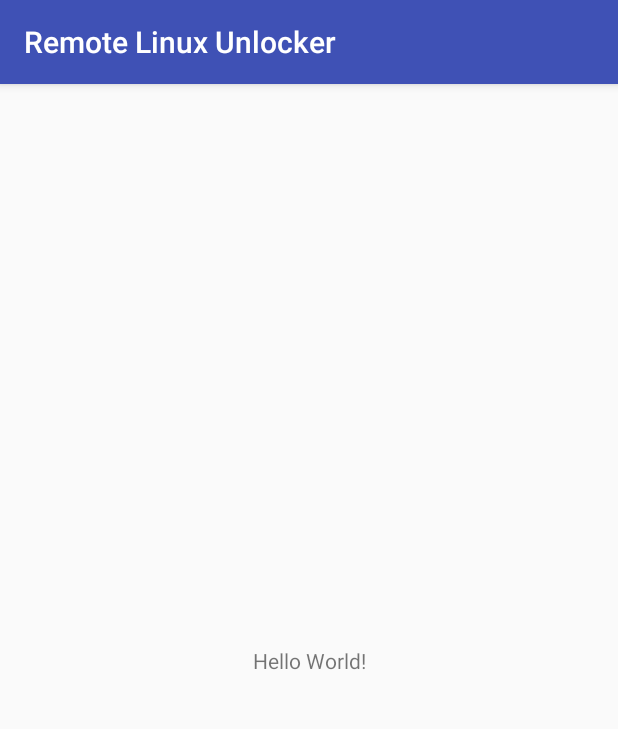
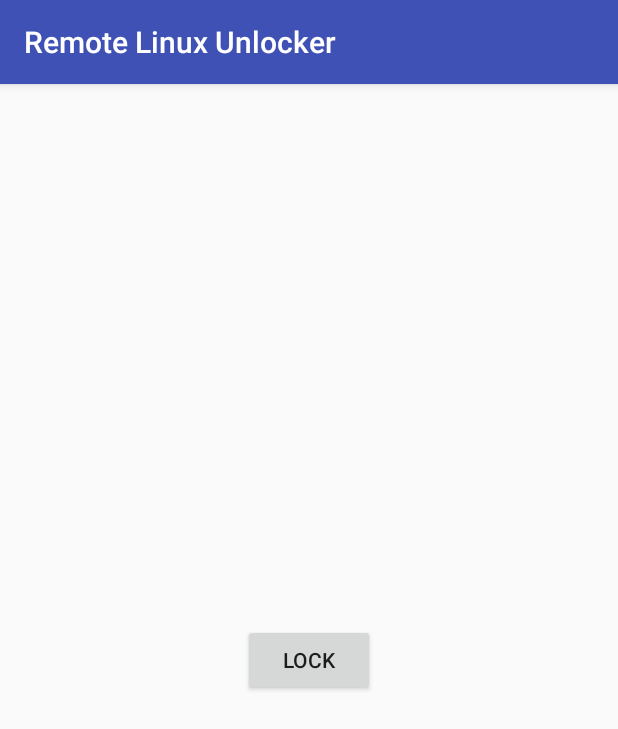
Before and after one commit to maxchehab/Remote-Linux-Unlocker, an Android app: the screen it shows after launch (MainActivity), on a phone screen of 412 x 824 dp. Shown: the top 729 px of the screen. Run offline under Robolectric (Android 15) with nearby library versions, the light colour scheme and no system bars.

Commit message:
Created elementary socket client that communicates with my computer at a static address and port

```diff
--- a/android-application/RemoteLinuxUnlocker/app/src/main/java/com/maxchehab/remotelinuxunlocker/MainActivity.java
+++ b/android-application/RemoteLinuxUnlocker/app/src/main/java/com/maxchehab/remotelinuxunlocker/MainActivity.java
@@ -1,13 +1,48 @@
 package com.maxchehab.remotelinuxunlocker;
 
+import android.os.AsyncTask;
 import android.support.v7.app.AppCompatActivity;
 import android.os.Bundle;
+import android.view.View;
+import android.widget.Button;
+
+import java.io.BufferedWriter;
+import java.io.DataOutputStream;
+import java.io.IOException;
+import java.io.OutputStreamWriter;
+import java.io.PrintWriter;
+import java.net.InetAddress;
+import java.net.Socket;
+import java.net.UnknownHostException;
 
 public class MainActivity extends AppCompatActivity {
+
+    private Button lockButton;
+
+    private boolean locked = false;
+
 
     @Override
     protected void onCreate(Bundle savedInstanceState) {
         super.onCreate(savedInstanceState);
         setContentView(R.layout.activity_main);
+
+        lockButton = (Button)findViewById(R.id.lock);
+        lockButton.setOnClickListener(new View.OnClickListener() {
+            @Override
+            public void onClick(View v) {
+               if(locked){
+                   new Client("10.0.1.29", 61599, "unlock").execute();
+                   lockButton.setText("lock");
+               }else{
+                   new Client("10.0.1.29", 61599, "lock").execute();
+                   lockButton.setText("unlock");
+               }
+               locked = !locked;
+
+            }
+        });
+
     }
+
 }
--- a/android-application/RemoteLinuxUnlocker/app/src/main/res/layout/activity_main.xml
+++ b/android-application/RemoteLinuxUnlocker/app/src/main/res/layout/activity_main.xml
@@ -1,15 +1,17 @@
 <?xml version="1.0" encoding="utf-8"?>
-<android.support.constraint.ConstraintLayout xmlns:android="http://schemas.android.com/apk/res/android"
+<android.support.constraint.ConstraintLayout
+    xmlns:android="http://schemas.android.com/apk/res/android"
+    xmlns:tools="http://schemas.android.com/tools"
     xmlns:app="http://schemas.android.com/apk/res-auto"
-    xmlns:tools="http://schemas.android.com/tools"
     android:layout_width="match_parent"
     android:layout_height="match_parent"
     tools:context="com.maxchehab.remotelinuxunlocker.MainActivity">
 
-    <TextView
+    <Button
+        android:id="@+id/lock"
         android:layout_width="wrap_content"
         android:layout_height="wrap_content"
-        android:text="Hello World!"
+        android:text="Lock"
         app:layout_constraintBottom_toBottomOf="parent"
         app:layout_constraintLeft_toLeftOf="parent"
         app:layout_constraintRight_toRightOf="parent"
```
Also changed, not shown: android-application/RemoteLinuxUnlocker/app/src/main/AndroidManifest.xml (+9 -4 lines), android-application/RemoteLinuxUnlocker/app/src/main/java/com/maxchehab/remotelinuxunlocker/Client.java (added, +64 -0 lines).
